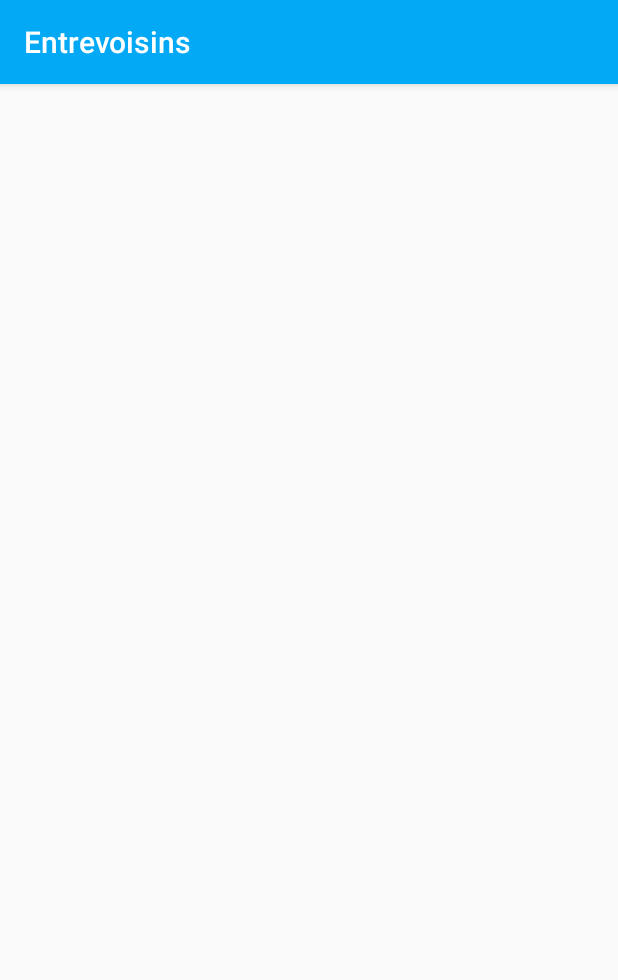
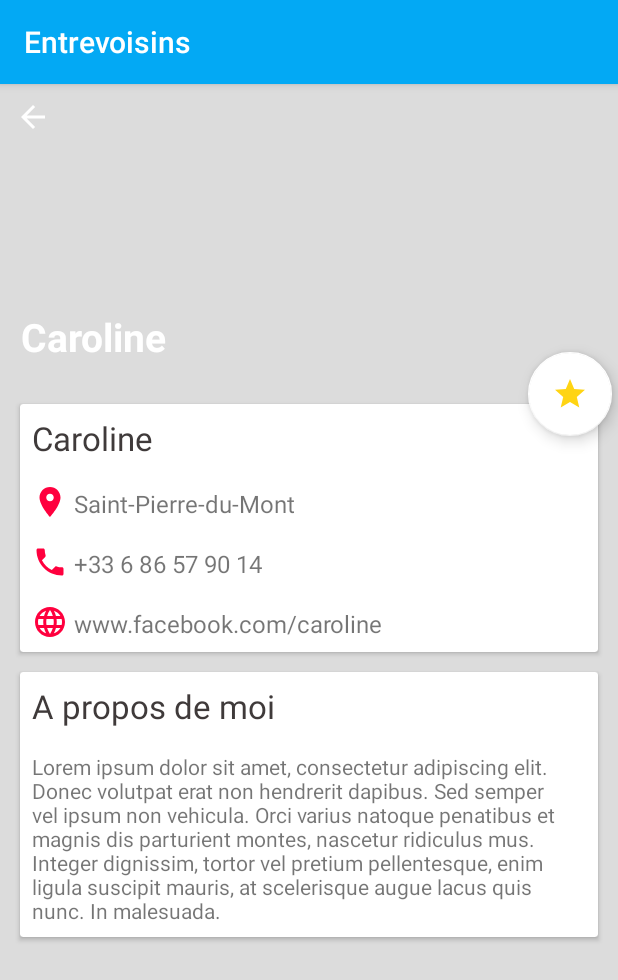
Before and after one commit to aminecsl/EntreVoisins, an Android app: the NeighbourDetailsActivity screen opened directly, with no data from a screen before it, on a phone screen of 412 x 824 dp. Shown: the top 980 px of the screen. Run offline under Robolectric (Android 15) with nearby library versions, the phone set to English and light mode, and no system bars; our stand-ins replace ButterKnife; 2 statements that could not run were skipped.

Commit message:
Implemented Intent to NeighbourDetailsActivity

```diff
--- a/app/src/main/java/com/openclassrooms/entrevoisins/model/Neighbour.java
+++ b/app/src/main/java/com/openclassrooms/entrevoisins/model/Neighbour.java
@@ -1,11 +1,13 @@
 package com.openclassrooms.entrevoisins.model;
 
+import java.io.Serializable;
 import java.util.Objects;
 
 /**
  * Model object representing a Neighbour
+ * L'interface Serializable est une classe Java utilisée pour pouvoir passer un objet de Neighbour dans un intent.putExtra()
  */
-public class Neighbour {
+public class Neighbour implements Serializable {
 
     /** Identifier */
     private Integer id;
--- a/app/src/main/java/com/openclassrooms/entrevoisins/ui/neighbour_list/ListNeighbourActivity.java
+++ b/app/src/main/java/com/openclassrooms/entrevoisins/ui/neighbour_list/ListNeighbourActivity.java
@@ -25,6 +25,9 @@ public class ListNeighbourActivity extends AppCompatActivity {
 
     ListNeighbourPagerAdapter mPagerAdapter;
 
+    //Clé servant d'identifiant pour l'objet neighbout à passer dans l'intent vers la NeighbourDetailsActivity
+    public static final String BUNDLE_EXTRA_NEIGHBOUR = "BUNDLE_EXTRA_NEIGHBOUR";
+
     @Override
     protected void onCreate(Bundle savedInstanceState) {
         super.onCreate(savedInstanceState);
--- a/app/src/main/java/com/openclassrooms/entrevoisins/ui/neighbour_list/NeighbourDetailsActivity.java
+++ b/app/src/main/java/com/openclassrooms/entrevoisins/ui/neighbour_list/NeighbourDetailsActivity.java
@@ -2,12 +2,38 @@ package com.openclassrooms.entrevoisins.ui.neighbour_list;
 
 import android.support.v7.app.AppCompatActivity;
 import android.os.Bundle;
+import android.util.Log;
+import android.widget.ImageView;
+import android.widget.TextView;
+
+import com.openclassrooms.entrevoisins.R;
+import com.openclassrooms.entrevoisins.di.DI;
+import com.openclassrooms.entrevoisins.model.Neighbour;
+import com.openclassrooms.entrevoisins.service.NeighbourApiService;
+
+import butterknife.BindView;
+
+import static com.openclassrooms.entrevoisins.ui.neighbour_list.ListNeighbourActivity.BUNDLE_EXTRA_NEIGHBOUR;
 
 public class NeighbourDetailsActivity extends AppCompatActivity {
+
+    public TextView mHeaderFristname;
+    public TextView mCardViewFristname;
+
+    private Neighbour myNeighbour;
+
 
     @Override
     protected void onCreate(Bundle savedInstanceState) {
         super.onCreate(savedInstanceState);
         setContentView(R.layout.activity_neighbour_details);
+
+        myNeighbour = (Neighbour) getIntent().getSerializableExtra(BUNDLE_EXTRA_NEIGHBOUR);
+
+        mHeaderFristname = (TextView)findViewById(R.id.neighbour_details_firstname_txt);
+        mCardViewFristname = (TextView)findViewById(R.id.contacts_cardview_firstname_txt);
+
+        mHeaderFristname.setText(myNeighbour.getName());
+        mCardViewFristname.setText(myNeighbour.getName());
     }
 }
--- a/app/src/main/res/layout/activity_neighbour_details.xml
+++ b/app/src/main/res/layout/activity_neighbour_details.xml
@@ -4,13 +4,13 @@
     xmlns:tools="http://schemas.android.com/tools"
     android:layout_width="match_parent"
     android:layout_height="match_parent"
-    android:background="#D2D6F5"
+    android:background="@color/colorBackgroundDetails"
     tools:context=".ui.neighbour_list.NeighbourDetailsActivity">
 
     <RelativeLayout
         android:id="@+id/neighbour_details_header"
         android:layout_width="match_parent"
-        android:layout_height="250dp"
+        android:layout_height="200dp"
         app:layout_constraintTop_toTopOf="parent">
 
         <ImageView
@@ -41,7 +41,7 @@
             android:textColor="@android:color/white"
             android:textSize="26sp"
             android:textStyle="bold"
-            tools:text="Caroline" />
+            android:text="Caroline" />
 
     </RelativeLayout>
 
@@ -49,9 +49,7 @@
         android:id="@+id/neighbour_details_contacts_cardview"
         android:layout_width="match_parent"
         android:layout_height="wrap_content"
-        android:layout_marginLeft="10dp"
-        android:layout_marginTop="10dp"
-        android:layout_marginRight="10dp"
+        style="@style/Neighbour_Details_Cardview"
         app:layout_constraintTop_toBottomOf="@id/neighbour_details_header">
 
         <RelativeLayout
@@ -65,19 +63,15 @@
                 android:layout_alignParentTop="true"
                 android:layout_margin="4dp"
                 android:padding="4dp"
-                android:textColor="#3F3A3A"
-                android:textSize="22sp"
-                tools:text="Caroline" />
+                style="@style/Neighbour_Details_Cardview_Title"
+                android:text="Caroline" />
 
             <ImageView
                 android:id="@+id/contacts_cardview_place_img"
                 android:layout_width="wrap_content"
                 android:layout_height="wrap_content"
                 android:layout_below="@id/contacts_cardview_firstname_txt"
-                android:layout_marginStart="4dp"
-                android:layout_marginTop="4dp"
-                android:layout_marginBottom="4dp"
-                android:padding="4dp"
+                style="@style/Neighbour_Details_Contacts_Cardview_ImageView"
                 android:src="@drawable/ic_place_red_24dp" />
 
             <TextView
@@ -86,23 +80,16 @@
                 android:layout_height="wrap_content"
                 android:layout_below="@id/contacts_cardview_firstname_txt"
                 android:layout_alignBottom="@id/contacts_cardview_place_img"
-                android:layout_marginTop="4dp"
-                android:layout_marginEnd="4dp"
-                android:layout_marginBottom="4dp"
+                style="@style/Neighbour_Details_Contacts_Cardview_TextView"
                 android:layout_toEndOf="@id/contacts_cardview_place_img"
-                android:gravity="bottom"
-                android:text="Saint-Pierre-du-Mont"
-                android:textSize="16sp" />
+                android:text="Saint-Pierre-du-Mont" />
 
             <ImageView
                 android:id="@+id/contacts_cardview_phone_img"
                 android:layout_width="wrap_content"
                 android:layout_height="wrap_content"
                 android:layout_below="@id/contacts_cardview_place_img"
-                android:layout_marginStart="4dp"
-                android:layout_marginTop="4dp"
-                android:layout_marginBottom="4dp"
-                android:padding="4dp"
+                style="@style/Neighbour_Details_Contacts_Cardview_ImageView"
                 android:src="@drawable/ic_call_red_24dp" />
 
             <TextView
@@ -111,23 +98,16 @@
                 android:layout_height="wrap_content"
                 android:layout_below="@id/contacts_cardview_place_txt"
                 android:layout_alignBottom="@id/contacts_cardview_phone_img"
-                android:layout_marginTop="4dp"
-                android:layout_marginEnd="4dp"
-                android:layout_marginBottom="4dp"
+                style="@style/Neighbour_Details_Contacts_Cardview_TextView"
                 android:layout_toEndOf="@id/contacts_cardview_phone_img"
-                android:gravity="bottom"
-                android:text="+33 6 86 57 90 14"
-                android:textSize="16sp" />
+                android:text="+33 6 86 57 90 14" />
 
             <ImageView
                 android:id="@+id/contacts_cardview_global_img"
                 android:layout_width="wrap_content"
                 android:layout_height="wrap_content"
                 android:layout_below="@id/contacts_cardview_phone_img"
-                android:layout_marginStart="4dp"
-                android:layout_marginTop="4dp"
-                android:layout_marginBottom="4dp"
-                android:padding="4dp"
+                style="@style/Neighbour_Details_Contacts_Cardview_ImageView"
                 android:src="@drawable/ic_language_red_24dp" />
 
             <TextView
@@ -136,13 +116,9 @@
                 android:layout_height="wrap_content"
                 android:layout_below="@id/txtTel"
                 android:layout_alignBottom="@id/contacts_cardview_global_img"
-                android:layout_marginTop="4dp"
-                android:layout_marginEnd="4dp"
-                android:layout_marginBottom="4dp"
+                style="@style/Neighbour_Details_Contacts_Cardview_TextView"
                 android:layout_toEndOf="@id/contacts_cardview_global_img"
-                android:gravity="bottom"
-                android:text="www.facebook.com/caroline"
-                android:textSize="16sp" />
+                android:text="www.facebook.com/caroline" />
 
         </RelativeLayout>
 
@@ -152,9 +128,7 @@
         android:id="@+id/neighbour_details_description_cardview"
         android:layout_width="match_parent"
         android:layout_height="wrap_content"
-        android:layout_marginLeft="10dp"
-        android:layout_marginTop="10dp"
-        android:layout_marginRight="10dp"
+        style="@style/Neighbour_Details_Cardview"
         app:layout_constraintTop_toBottomOf="@id/neighbour_details_contacts_cardview">
 
         <LinearLayout
@@ -169,8 +143,7 @@
                 android:layout_margin="4dp"
                 android:padding="4dp"
                 android:text="A propos de moi"
-                android:textColor="#3F3A3A"
-                android:textSize="22sp" />
+                style="@style/Neighbour_Details_Cardview_Title" />
 
             <TextView
                 android:id="@+id/description_cardview_description_txt"
--- a/app/src/main/res/layout/fragment_neighbour.xml
+++ b/app/src/main/res/layout/fragment_neighbour.xml
@@ -1,5 +1,6 @@
 <?xml version="1.0" encoding="utf-8"?>
 <android.support.constraint.ConstraintLayout
+    android:id="@+id/list_item"
     xmlns:android="http://schemas.android.com/apk/res/android"
     xmlns:app="http://schemas.android.com/apk/res-auto"
     xmlns:tools="http://schemas.android.com/tools"
--- a/app/src/main/res/values-w820dp/dimens.xml
+++ /dev/null
@@ -1,6 +0,0 @@
-<resources>
-    <!-- Example customization of dimensions originally defined in res/values/dimens.xml
-         (such as screen margins) for screens with more than 820dp of available width. This
-         would include 7" and 10" devices in landscape (~960dp and ~1280dp respectively). -->
-    <dimen name="activity_horizontal_margin">64dp</dimen>
-</resources>
--- a/app/src/main/res/values/colors.xml
+++ b/app/src/main/res/values/colors.xml
@@ -3,4 +3,5 @@
     <color name="colorPrimary">#03A9F4</color>
     <color name="colorPrimaryDark">#0287c3</color>
     <color name="colorAccent">#FF80AB</color>
+    <color name="colorBackgroundDetails">#DCDCDC</color>
 </resources>
--- a/app/src/main/res/values/dimens.xml
+++ b/app/src/main/res/values/dimens.xml
@@ -1,3 +1,4 @@
+<?xml version="1.0" encoding="utf-8"?>
 <resources>
     <!-- Default screen margins, per the Android Design guidelines. -->
     <dimen name="activity_horizontal_margin">16dp</dimen>
--- a/app/src/main/res/values/styles.xml
+++ b/app/src/main/res/values/styles.xml
@@ -17,4 +17,30 @@
 
     <style name="AppTheme.PopupOverlay" parent="ThemeOverlay.AppCompat.Light" />
 
+    <style name="Neighbour_Details_Cardview">
+        <item name="android:layout_marginLeft">13dp</item>
+        <item name="android:layout_marginTop">13dp</item>
+        <item name="android:layout_marginRight">13dp</item>
+    </style>
+
+    <style name="Neighbour_Details_Cardview_Title">
+        <item name="android:textColor">#3F3A3A</item>
+        <item name="android:textSize">22sp</item>
+    </style>
+
+    <style name="Neighbour_Details_Contacts_Cardview_ImageView">
+        <item name="android:layout_marginStart">4dp</item>
+        <item name="android:layout_marginTop">4dp</item>
+        <item name="android:layout_marginBottom">4dp</item>
+        <item name="android:padding">4dp</item>
+    </style>
+
+    <style name="Neighbour_Details_Contacts_Cardview_TextView">
+        <item name="android:layout_marginEnd">4dp</item>
+        <item name="android:layout_marginTop">4dp</item>
+        <item name="android:layout_marginBottom">4dp</item>
+        <item name="android:textSize">16sp</item>
+        <item name="android:gravity">bottom</item>
+    </style>
+
 </resources>
```
Also changed, not shown: app/src/main/java/com/openclassrooms/entrevoisins/ui/neighbour_list/MyNeighbourRecyclerViewAdapter.java (+18 -0 lines).
